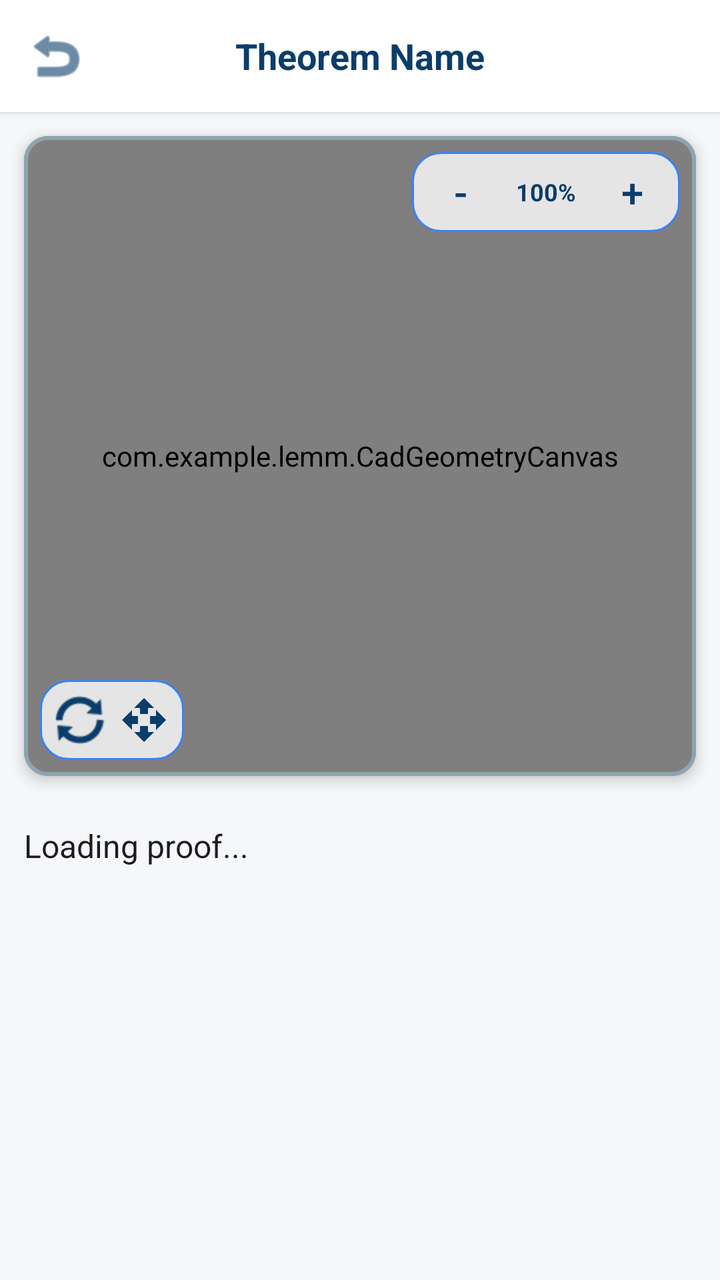
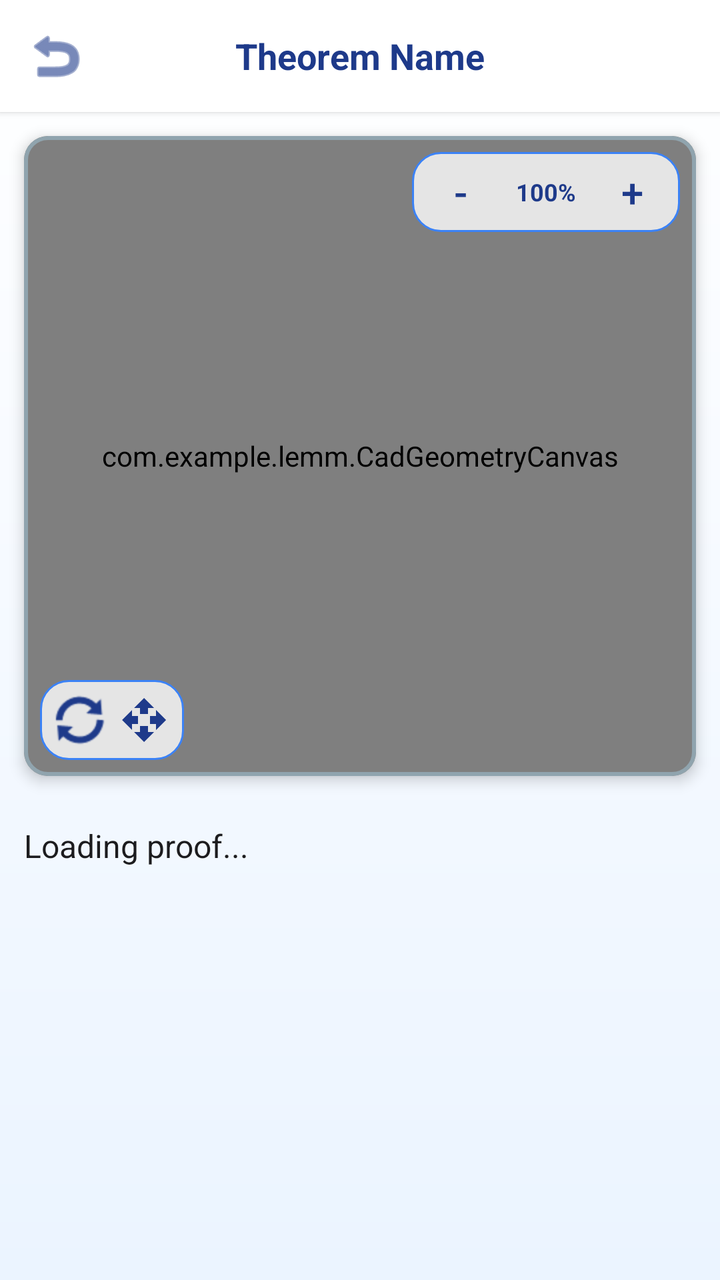

Screens rendered from an Android XML layout before and after an edit, with the pre-edit source and the edit as a unified diff.
<!-- AndroidManifest.xml: application theme Theme.MaterialComponents.DayNight.NoActionBar -->
<!-- res/layout/activity_grade_curriculum.xml -->
<?xml version="1.0" encoding="utf-8"?>
<LinearLayout xmlns:android="http://schemas.android.com/apk/res/android"
    xmlns:app="http://schemas.android.com/apk/res-auto"
    android:layout_width="match_parent"
    android:layout_height="match_parent"
    android:orientation="vertical"
    android:background="#F5F7F9">

    
    <RelativeLayout
        android:layout_width="match_parent"
        android:layout_height="wrap_content"
        android:background="#FFFFFF"
        android:elevation="2dp"
        android:padding="12dp">
        <ImageButton
            android:id="@+id/btnBack"
            android:layout_width="32dp"
            android:layout_height="32dp"
            android:background="?attr/selectableItemBackgroundBorderless"
            android:src="@android:drawable/ic_menu_revert"
            app:tint="#0C3D6A" />
        <TextView
            android:id="@+id/tvGradeTitle"
            android:layout_width="wrap_content"
            android:layout_height="wrap_content"
            android:layout_centerInParent="true"
            android:text="Theorem Name"
            android:textColor="#0C3D6A"
            android:textSize="18sp"
            android:textStyle="bold" />
    </RelativeLayout>

    
    <com.google.android.material.card.MaterialCardView
        android:layout_width="match_parent"
        android:layout_height="320dp"
        android:layout_margin="12dp"
        app:cardCornerRadius="12dp"
        app:cardElevation="4dp"
        app:strokeColor="#90A4AE"
        app:strokeWidth="2dp">

        <FrameLayout
            android:layout_width="match_parent"
            android:layout_height="match_parent">

            <com.example.lemm.CadGeometryCanvas
                android:id="@+id/curriculumCanvas"
                android:layout_width="match_parent"
                android:layout_height="match_parent"
                android:background="#FFFFFF" />

            <com.example.lemm.GeometryCanvas3D
                android:id="@+id/curriculumCanvas3D"
                android:layout_width="match_parent"
                android:layout_height="match_parent"
                android:background="#FFFFFF"
                android:visibility="gone" />

            
            <LinearLayout
                android:id="@+id/rotationControls"
                android:layout_width="wrap_content"
                android:layout_height="wrap_content"
                android:layout_gravity="bottom|start"
                android:layout_marginStart="8dp"
                android:layout_marginBottom="48dp"
                android:background="@drawable/floating_controls_bg"
                android:orientation="vertical"
                android:padding="2dp"
                android:visibility="gone">
                <LinearLayout android:layout_width="wrap_content" android:layout_height="wrap_content">
                    <Button android:id="@+id/btnRotXMinus" style="@style/Widget.MaterialComponents.Button.TextButton" android:layout_width="36dp" android:layout_height="36dp" android:text="-X" android:textSize="10sp" />
                    <Button android:id="@+id/btnRotXPlus" style="@style/Widget.MaterialComponents.Button.TextButton" android:layout_width="36dp" android:layout_height="36dp" android:text="+X" android:textSize="10sp" />
                </LinearLayout>
                <LinearLayout android:layout_width="wrap_content" android:layout_height="wrap_content">
                    <Button android:id="@+id/btnRotYMinus" style="@style/Widget.MaterialComponents.Button.TextButton" android:layout_width="36dp" android:layout_height="36dp" android:text="-Y" android:textSize="10sp" />
                    <Button android:id="@+id/btnRotYPlus" style="@style/Widget.MaterialComponents.Button.TextButton" android:layout_width="36dp" android:layout_height="36dp" android:text="+Y" android:textSize="10sp" />
                </LinearLayout>
                <LinearLayout android:layout_width="wrap_content" android:layout_height="wrap_content">
                    <Button android:id="@+id/btnRotZMinus" style="@style/Widget.MaterialComponents.Button.TextButton" android:layout_width="36dp" android:layout_height="36dp" android:text="-Z" android:textSize="10sp" />
                    <Button android:id="@+id/btnRotZPlus" style="@style/Widget.MaterialComponents.Button.TextButton" android:layout_width="36dp" android:layout_height="36dp" android:text="+Z" android:textSize="10sp" />
                </LinearLayout>
            </LinearLayout>

            <LinearLayout
                android:layout_width="wrap_content"
                android:layout_height="wrap_content"
                android:layout_gravity="bottom|start"
                android:layout_marginStart="8dp"
                android:layout_marginBottom="8dp"
                android:background="@drawable/floating_controls_bg"
                android:orientation="horizontal"
                android:padding="4dp">
                <ImageButton android:id="@+id/btnResetView" android:layout_width="32dp" android:layout_height="32dp" android:background="?attr/selectableItemBackgroundBorderless" android:src="@android:drawable/ic_popup_sync" app:tint="#0C3D6A" />
                <ImageButton android:id="@+id/btnToggleTool" android:layout_width="32dp" android:layout_height="32dp" android:background="?attr/selectableItemBackgroundBorderless" android:src="@drawable/ic_move" app:tint="#0C3D6A" />
            </LinearLayout>

            <LinearLayout
                android:layout_width="wrap_content"
                android:layout_height="wrap_content"
                android:layout_gravity="top|end"
                android:layout_margin="8dp"
                android:background="@drawable/floating_controls_bg"
                android:orientation="horizontal"
                android:paddingHorizontal="4dp"
                android:gravity="center_vertical">
                <Button android:id="@+id/btnZoomOut" style="@style/Widget.MaterialComponents.Button.TextButton" android:layout_width="40dp" android:layout_height="40dp" android:insetTop="0dp" android:insetBottom="0dp" android:text="-" android:textColor="#0C3D6A" android:textSize="20sp" />
                <TextView android:id="@+id/tvZoomPercent" android:layout_width="wrap_content" android:layout_height="wrap_content" android:paddingHorizontal="8dp" android:text="100%" android:textColor="#0C3D6A" android:textSize="12sp" android:textStyle="bold" />
                <Button android:id="@+id/btnZoomIn" style="@style/Widget.MaterialComponents.Button.TextButton" android:layout_width="40dp" android:layout_height="40dp" android:insetTop="0dp" android:insetBottom="0dp" android:text="+" android:textColor="#0C3D6A" android:textSize="20sp" />
            </LinearLayout>

        </FrameLayout>
    </com.google.android.material.card.MaterialCardView>

    
    <ScrollView
        android:layout_width="match_parent"
        android:layout_height="match_parent"
        android:padding="12dp"
        android:clipToPadding="false"
        android:paddingBottom="40dp">

        <LinearLayout
            android:layout_width="match_parent"
            android:layout_height="wrap_content"
            android:orientation="vertical">

            
            <TextView
                android:id="@+id/tvTheoremExplanation"
                android:layout_width="match_parent"
                android:layout_height="wrap_content"
                android:text="Loading proof..."
                android:textSize="16sp"
                android:textColor="@color/text_main"
                android:lineSpacingExtra="6dp"
                android:layout_marginBottom="24dp"/>

            
            <com.google.android.material.card.MaterialCardView
                android:id="@+id/quizCard"
                android:layout_width="match_parent"
                android:layout_height="wrap_content"
                app:cardCornerRadius="16dp"
                app:cardElevation="4dp"
                app:cardBackgroundColor="@color/surface_white"
                app:strokeColor="@color/primary_light"
                app:strokeWidth="1dp"
                android:layout_marginBottom="24dp"
                android:visibility="gone">

                <LinearLayout
                    android:layout_width="match_parent"
                    android:layout_height="wrap_content"
                    android:orientation="vertical"
                    android:padding="20dp">

                    <TextView
                        android:layout_width="wrap_content"
                        android:layout_height="wrap_content"
                        android:text="@string/knowledge_check"
                        android:textColor="@color/primary"
                        android:textSize="14sp"
                        android:textStyle="bold"
                        android:letterSpacing="0.05"
                        android:layout_marginBottom="8dp"/>

                    <TextView
                        android:id="@+id/tvQuizQuestion"
                        android:layout_width="match_parent"
                        android:layout_height="wrap_content"
                        android:text="Question goes here?"
                        android:textColor="@color/text_title"
                        android:textSize="16sp"
                        android:layout_marginBottom="16dp"/>

                    <LinearLayout
                        android:layout_width="match_parent"
                        android:layout_height="wrap_content"
                        android:orientation="horizontal"
                        android:gravity="center_vertical">

                        <com.google.android.material.textfield.TextInputLayout
                            style="@style/Widget.MaterialComponents.TextInputLayout.OutlinedBox"
                            android:layout_width="0dp"
                            android:layout_height="wrap_content"
                            android:layout_weight="1"
                            android:layout_marginEnd="12dp"
                            app:boxCornerRadiusTopStart="12dp"
                            app:boxCornerRadiusTopEnd="12dp"
                            app:boxCornerRadiusBottomStart="12dp"
                            app:boxCornerRadiusBottomEnd="12dp">

                            <com.google.android.material.textfield.TextInputEditText
                                android:id="@+id/etQuizAnswer"
                                android:layout_width="match_parent"
                                android:layout_height="wrap_content"
                                android:hint="@string/type_answer"
                                android:inputType="numberDecimal|numberSigned"
                                android:maxLines="1"/>
                        </com.google.android.material.textfield.TextInputLayout>

                        <com.google.android.material.button.MaterialButton
                            android:id="@+id/btnCheckAnswer"
                            android:layout_width="wrap_content"
                            android:layout_height="55dp"
                            android:text="@string/check_answer"
                            app:cornerRadius="12dp"
                            app:backgroundTint="@color/primary"/>
                    </LinearLayout>

                    <TextView
                        android:id="@+id/tvQuizFeedback"
                        android:layout_width="match_parent"
                        android:layout_height="wrap_content"
                        android:layout_marginTop="12dp"
                        android:textSize="15sp"
                        android:textStyle="bold"
                        android:visibility="gone"/>

                </LinearLayout>
            </com.google.android.material.card.MaterialCardView>

        </LinearLayout>
    </ScrollView>
</LinearLayout>
<!-- resources referenced by this layout -->
<resources>
  <color name="primary">#1E3A8A</color>
  <color name="primary_light">#3B82F6</color>
  <color name="surface_white">#FFFFFF</color>
  <color name="text_main">#1C1C1E</color>
  <color name="text_title">#0F172A</color>
  <!-- drawable floating_controls_bg (drawable) -->
  <?xml version="1.0" encoding="utf-8"?>
  <shape xmlns:android="http://schemas.android.com/apk/res/android">
      <solid android:color="#CCFFFFFF" />
      <corners android:radius="14dp" />
      <stroke android:width="1dp" android:color="@color/primary_light" />
  </shape>
  <!-- drawable ic_move (drawable) -->
  <vector xmlns:android="http://schemas.android.com/apk/res/android"
      android:width="24dp"
      android:height="24dp"
      android:viewportWidth="24"
      android:viewportHeight="24">
      <path
          android:fillColor="#000000"
          android:pathData="M10,9h4V6h3l-5,-5L7,6h3v3zm-1,1H6V7l-5,5 5,5v-3h3v-4zm14,2l-5,-5v3h-3v4h3v3l5,-5zm-9,3h-4v3H7l5,5 5,-5h-3v-3z"/>
  </vector>
  <string name="check_answer">Check</string>
  <string name="knowledge_check">KNOWLEDGE CHECK</string>
  <string name="type_answer">Type answer (number)</string>
</resources>

<!-- the commit's change to res/layout/activity_grade_curriculum.xml (unified diff, before → after) -->
@@ -4,13 +4,13 @@
     android:layout_width="match_parent"
     android:layout_height="match_parent"
     android:orientation="vertical"
-    android:background="#F5F7F9">
+    android:background="@drawable/bg_gradient_light">
 
     
     <RelativeLayout
         android:layout_width="match_parent"
         android:layout_height="wrap_content"
-        android:background="#FFFFFF"
+        android:background="@color/surface_white"
         android:elevation="2dp"
         android:padding="12dp">
         <ImageButton
@@ -19,14 +19,14 @@
             android:layout_height="32dp"
             android:background="?attr/selectableItemBackgroundBorderless"
             android:src="@android:drawable/ic_menu_revert"
-            app:tint="#0C3D6A" />
+            app:tint="@color/main_blue" />
         <TextView
             android:id="@+id/tvGradeTitle"
             android:layout_width="wrap_content"
             android:layout_height="wrap_content"
             android:layout_centerInParent="true"
             android:text="Theorem Name"
-            android:textColor="#0C3D6A"
+            android:textColor="@color/main_blue"
             android:textSize="18sp"
             android:textStyle="bold" />
     </RelativeLayout>
@@ -49,13 +49,13 @@
                 android:id="@+id/curriculumCanvas"
                 android:layout_width="match_parent"
                 android:layout_height="match_parent"
-                android:background="#FFFFFF" />
+                android:background="@color/canvas_bg" />
 
             <com.example.lemm.GeometryCanvas3D
                 android:id="@+id/curriculumCanvas3D"
                 android:layout_width="match_parent"
                 android:layout_height="match_parent"
-                android:background="#FFFFFF"
+                android:background="@color/canvas_bg"
                 android:visibility="gone" />
 
             
@@ -93,8 +93,8 @@
                 android:background="@drawable/floating_controls_bg"
                 android:orientation="horizontal"
                 android:padding="4dp">
-                <ImageButton android:id="@+id/btnResetView" android:layout_width="32dp" android:layout_height="32dp" android:background="?attr/selectableItemBackgroundBorderless" android:src="@android:drawable/ic_popup_sync" app:tint="#0C3D6A" />
-                <ImageButton android:id="@+id/btnToggleTool" android:layout_width="32dp" android:layout_height="32dp" android:background="?attr/selectableItemBackgroundBorderless" android:src="@drawable/ic_move" app:tint="#0C3D6A" />
+                <ImageButton android:id="@+id/btnResetView" android:layout_width="32dp" android:layout_height="32dp" android:background="?attr/selectableItemBackgroundBorderless" android:src="@android:drawable/ic_popup_sync" app:tint="@color/main_blue" />
+                <ImageButton android:id="@+id/btnToggleTool" android:layout_width="32dp" android:layout_height="32dp" android:background="?attr/selectableItemBackgroundBorderless" android:src="@drawable/ic_move" app:tint="@color/main_blue" />
             </LinearLayout>
 
             <LinearLayout
@@ -106,9 +106,9 @@
                 android:orientation="horizontal"
                 android:paddingHorizontal="4dp"
                 android:gravity="center_vertical">
-                <Button android:id="@+id/btnZoomOut" style="@style/Widget.MaterialComponents.Button.TextButton" android:layout_width="40dp" android:layout_height="40dp" android:insetTop="0dp" android:insetBottom="0dp" android:text="-" android:textColor="#0C3D6A" android:textSize="20sp" />
-                <TextView android:id="@+id/tvZoomPercent" android:layout_width="wrap_content" android:layout_height="wrap_content" android:paddingHorizontal="8dp" android:text="100%" android:textColor="#0C3D6A" android:textSize="12sp" android:textStyle="bold" />
-                <Button android:id="@+id/btnZoomIn" style="@style/Widget.MaterialComponents.Button.TextButton" android:layout_width="40dp" android:layout_height="40dp" android:insetTop="0dp" android:insetBottom="0dp" android:text="+" android:textColor="#0C3D6A" android:textSize="20sp" />
+                <Button android:id="@+id/btnZoomOut" style="@style/Widget.MaterialComponents.Button.TextButton" android:layout_width="40dp" android:layout_height="40dp" android:insetTop="0dp" android:insetBottom="0dp" android:text="-" android:textColor="@color/main_blue" android:textSize="20sp" />
+                <TextView android:id="@+id/tvZoomPercent" android:layout_width="wrap_content" android:layout_height="wrap_content" android:paddingHorizontal="8dp" android:text="100%" android:textColor="@color/main_blue" android:textSize="12sp" android:textStyle="bold" />
+                <Button android:id="@+id/btnZoomIn" style="@style/Widget.MaterialComponents.Button.TextButton" android:layout_width="40dp" android:layout_height="40dp" android:insetTop="0dp" android:insetBottom="0dp" android:text="+" android:textColor="@color/main_blue" android:textSize="20sp" />
             </LinearLayout>
 
         </FrameLayout>
<!-- resource entries referenced after the edit -->
@@ -1,14 +1,25 @@
 <!-- resources referenced by this layout -->
 <resources>
+  <color name="canvas_bg">#FDFEFE</color>
+  <color name="main_blue">#1E3A8A</color>
   <color name="primary">#1E3A8A</color>
   <color name="primary_light">#3B82F6</color>
   <color name="surface_white">#FFFFFF</color>
   <color name="text_main">#1C1C1E</color>
   <color name="text_title">#0F172A</color>
+  <!-- drawable bg_gradient_light (drawable) -->
+  <?xml version="1.0" encoding="utf-8"?>
+  <shape xmlns:android="http://schemas.android.com/apk/res/android">
+      
+      <gradient
+          android:startColor="@color/grad_top"
+          android:endColor="@color/grad_bottom"
+          android:angle="270" />
+  </shape>
   <!-- drawable floating_controls_bg (drawable) -->
   <?xml version="1.0" encoding="utf-8"?>
   <shape xmlns:android="http://schemas.android.com/apk/res/android">
-      <solid android:color="#CCFFFFFF" />
+      <solid android:color="@color/field_bg" />
       <corners android:radius="14dp" />
       <stroke android:width="1dp" android:color="@color/primary_light" />
   </shape>
@@ -25,5 +36,8 @@
   <string name="check_answer">Check</string>
   <string name="knowledge_check">KNOWLEDGE CHECK</string>
   <string name="type_answer">Type answer (number)</string>
+  <color name="grad_top">#FFFFFF</color>
+  <color name="grad_bottom">#EBF4FF</color>
+  <color name="field_bg">#CCFFFFFF</color>
 </resources>
 
